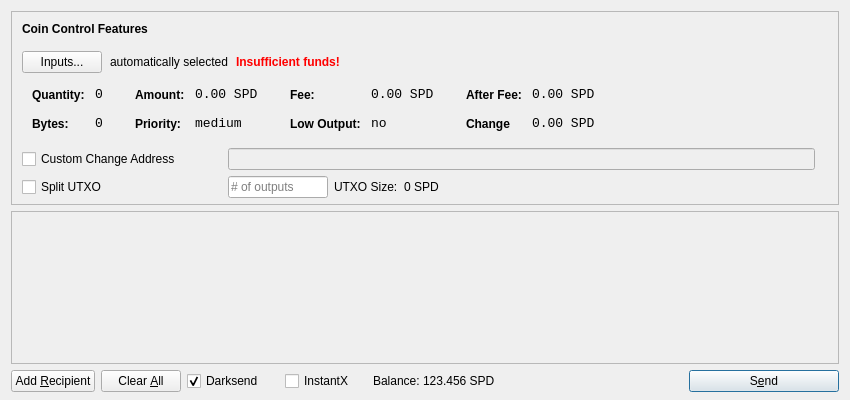
Qt form src/qt/forms/sendcoinsdialog.ui (SpectreSecurityCoin/SpectreSecurityCoin) before a commit.
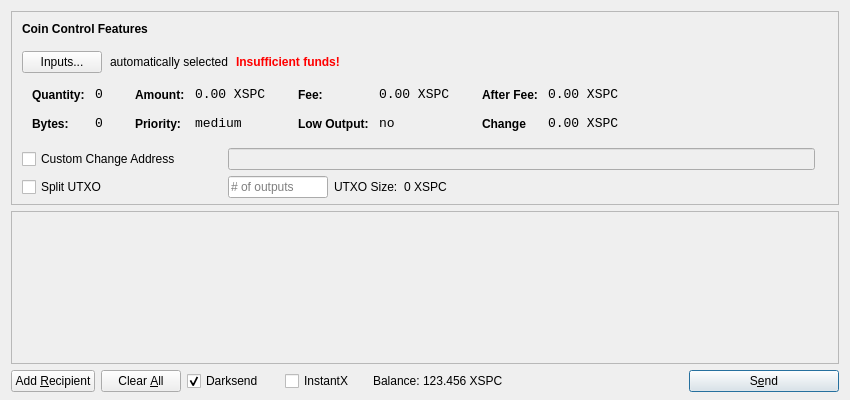
The same form after that commit. Icons and pictures are not drawn.

What changed in the file:
```diff
--- a/src/qt/forms/sendcoinsdialog.ui
+++ b/src/qt/forms/sendcoinsdialog.ui
@@ -333,7 +333,7 @@
                   <enum>Qt::ActionsContextMenu</enum>
                  </property>
                  <property name="text">
-                  <string>0.00 SPD</string>
+                  <string>0.00 XSPC</string>
                  </property>
                  <property name="textInteractionFlags">
                   <set>Qt::LinksAccessibleByMouse|Qt::TextSelectableByKeyboard|Qt::TextSelectableByMouse</set>
@@ -419,7 +419,7 @@
                   <enum>Qt::ActionsContextMenu</enum>
                  </property>
                  <property name="text">
-                  <string>0.00 SPD</string>
+                  <string>0.00 XSPC</string>
                  </property>
                  <property name="textInteractionFlags">
                   <set>Qt::LinksAccessibleByMouse|Qt::TextSelectableByKeyboard|Qt::TextSelectableByMouse</set>
@@ -505,7 +505,7 @@
                   <enum>Qt::ActionsContextMenu</enum>
                  </property>
                  <property name="text">
-                  <string>0.00 SPD</string>
+                  <string>0.00 XSPC</string>
                  </property>
                  <property name="textInteractionFlags">
                   <set>Qt::LinksAccessibleByMouse|Qt::TextSelectableByKeyboard|Qt::TextSelectableByMouse</set>
@@ -537,7 +537,7 @@
                   <enum>Qt::ActionsContextMenu</enum>
                  </property>
                  <property name="text">
-                  <string>0.00 SPD</string>
+                  <string>0.00 XSPC</string>
                  </property>
                  <property name="textInteractionFlags">
                   <set>Qt::LinksAccessibleByMouse|Qt::TextSelectableByKeyboard|Qt::TextSelectableByMouse</set>
@@ -643,7 +643,7 @@
           <item>
            <widget class="QLabel" name="labelBlockSize">
             <property name="text">
-             <string>0 SPD</string>
+             <string>0 XSPC</string>
             </property>
            </widget>
           </item>
@@ -856,7 +856,7 @@
           <cursorShape>IBeamCursor</cursorShape>
          </property>
          <property name="text">
-          <string>123.456 SPD</string>
+          <string>123.456 XSPC</string>
          </property>
          <property name="textInteractionFlags">
           <set>Qt::LinksAccessibleByMouse|Qt::TextSelectableByKeyboard|Qt::TextSelectableByMouse</set>
```
